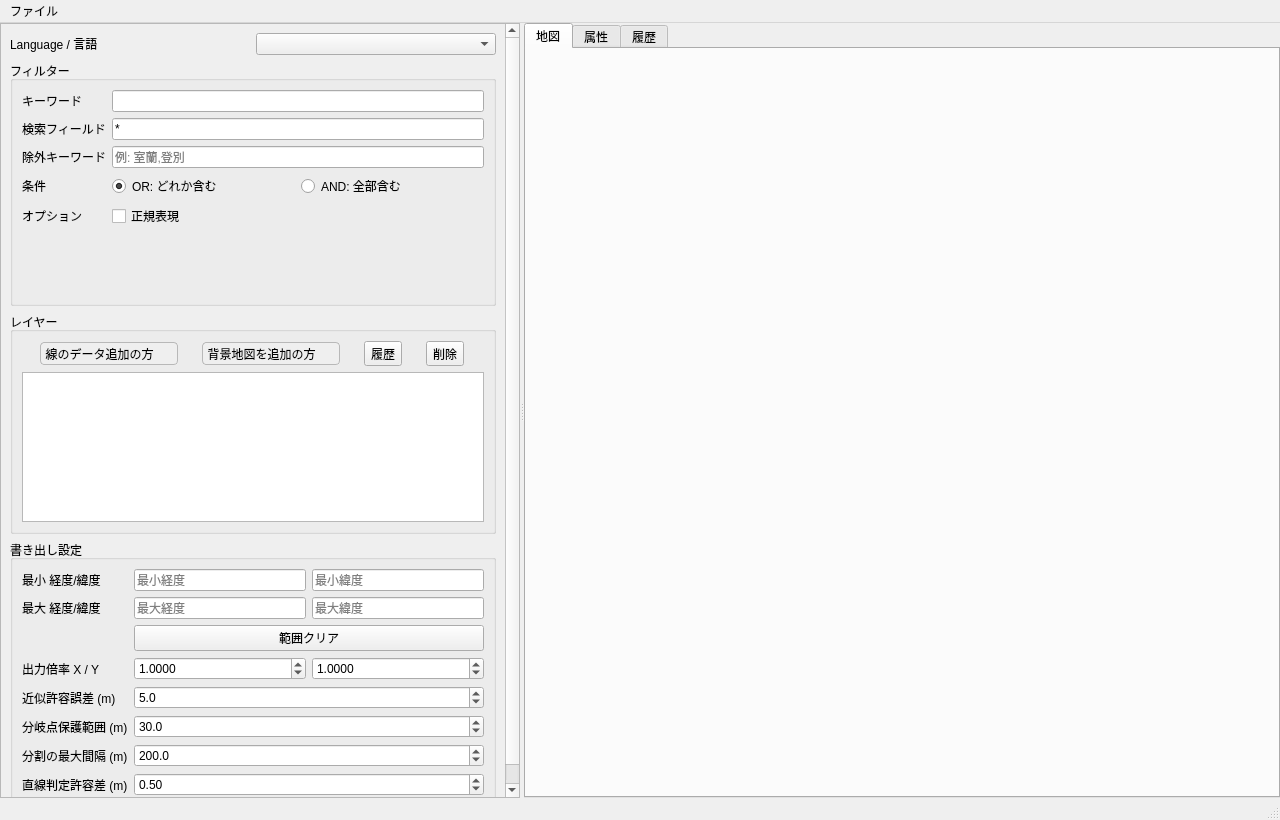
Qt form ui/main_window.ui (Ikumyon/NRClipBuilder) before a commit.
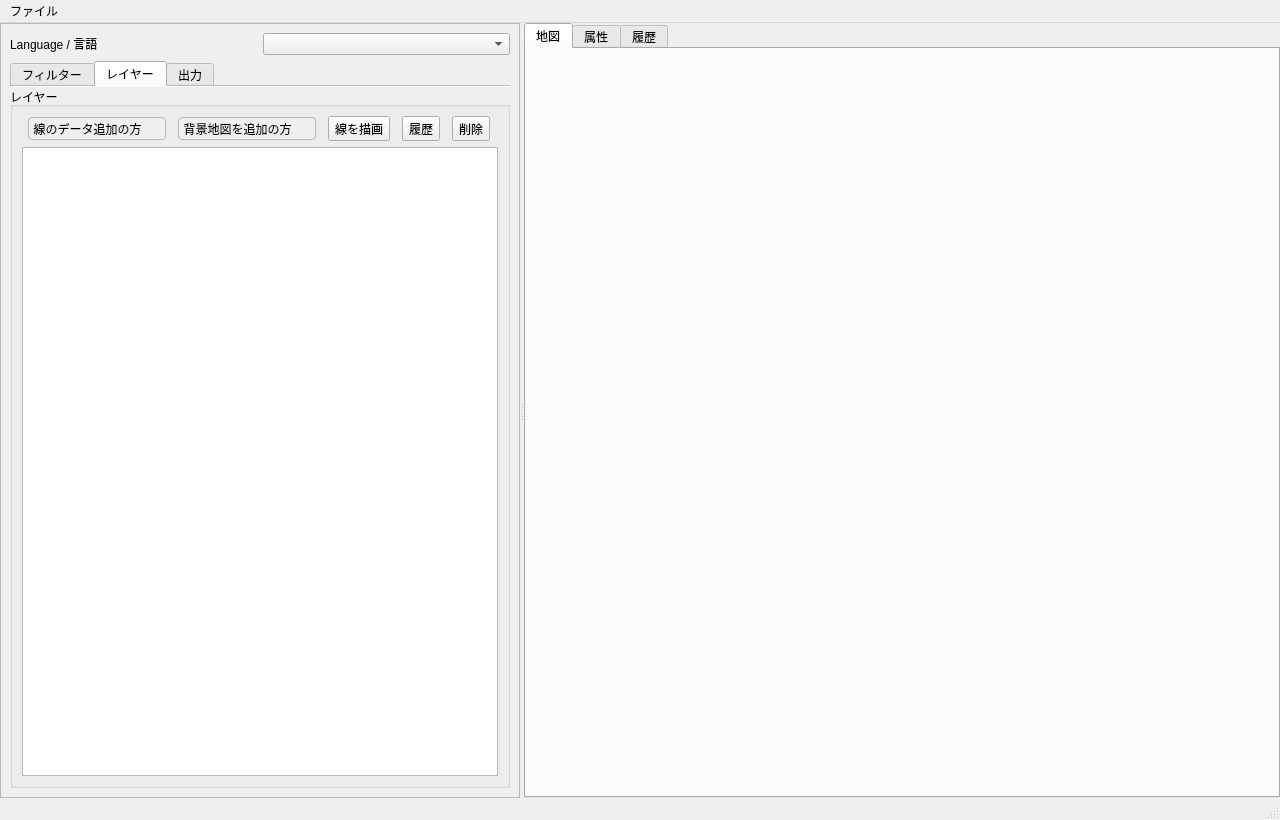
The same form after that commit. The open tabs and pages were chosen to show the change.

Commit message: 線を書く準備

The edit to the form file:
```diff
--- a/ui/main_window.ui
+++ b/ui/main_window.ui
@@ -87,7 +87,32 @@
           </widget>
          </item>
          <item>
-          <widget class="QGroupBox" name="filter_group">
+          <widget class="QTabWidget" name="left_tabs">
+           <property name="documentMode">
+            <bool>true</bool>
+           </property>
+           <property name="currentIndex">
+            <number>0</number>
+           </property>
+           <widget class="QWidget" name="left_filter_tab">
+            <attribute name="title">
+             <string>フィルター</string>
+            </attribute>
+            <layout class="QVBoxLayout" name="left_filter_layout">
+             <property name="leftMargin">
+              <number>0</number>
+             </property>
+             <property name="topMargin">
+              <number>0</number>
+             </property>
+             <property name="rightMargin">
+              <number>0</number>
+             </property>
+             <property name="bottomMargin">
+              <number>0</number>
+             </property>
+             <item>
+              <widget class="QGroupBox" name="filter_group">
            <property name="title">
             <string>フィルター</string>
            </property>
@@ -313,10 +338,29 @@
              </widget>
             </item>
            </layout>
-          </widget>
-         </item>
-         <item>
-          <widget class="QGroupBox" name="layer_group">
+              </widget>
+             </item>
+            </layout>
+           </widget>
+           <widget class="QWidget" name="left_layers_tab">
+            <attribute name="title">
+             <string>レイヤー</string>
+            </attribute>
+            <layout class="QVBoxLayout" name="left_layers_layout">
+             <property name="leftMargin">
+              <number>0</number>
+             </property>
+             <property name="topMargin">
+              <number>0</number>
+             </property>
+             <property name="rightMargin">
+              <number>0</number>
+             </property>
+             <property name="bottomMargin">
+              <number>0</number>
+             </property>
+             <item>
+              <widget class="QGroupBox" name="layer_group">
            <property name="title">
             <string>レイヤー</string>
            </property>
@@ -435,6 +479,16 @@
                 </layout>
                </widget>
               </item>
+              <item>
+               <widget class="QToolButton" name="draw_line_btn">
+                <property name="text">
+                 <string>線を描画</string>
+                </property>
+                <property name="checkable">
+                 <bool>true</bool>
+                </property>
+               </widget>
+              </item>
               <item>
                <widget class="QToolButton" name="add_history_btn">
                 <property name="text">
@@ -474,10 +528,29 @@
              </widget>
             </item>
            </layout>
-          </widget>
-         </item>
-         <item>
-          <widget class="QGroupBox" name="export_group">
+              </widget>
+             </item>
+            </layout>
+           </widget>
+           <widget class="QWidget" name="left_export_tab">
+            <attribute name="title">
+             <string>出力</string>
+            </attribute>
+            <layout class="QVBoxLayout" name="left_export_layout">
+             <property name="leftMargin">
+              <number>0</number>
+             </property>
+             <property name="topMargin">
+              <number>0</number>
+             </property>
+             <property name="rightMargin">
+              <number>0</number>
+             </property>
+             <property name="bottomMargin">
+              <number>0</number>
+             </property>
+             <item>
+              <widget class="QGroupBox" name="export_group">
            <property name="title">
             <string>書き出し設定</string>
            </property>
@@ -711,30 +784,29 @@
             <item row="7" column="0">
              <widget class="QLabel" name="label_straight_tolerance">
               <property name="text">
-               <string>直線判定許容差 (m)</string>
+               <string>Track mode</string>
               </property>
              </widget>
             </item>
             <item row="7" column="1">
-             <widget class="QDoubleSpinBox" name="straight_tolerance_spin">
-              <property name="decimals">
-               <number>2</number>
-              </property>
-              <property name="minimum">
-               <double>0.010000000000000</double>
-              </property>
-              <property name="maximum">
-               <double>20.000000000000000</double>
-              </property>
-              <property name="singleStep">
-               <double>0.050000000000000</double>
-              </property>
-              <property name="value">
-               <double>0.500000000000000</double>
-              </property>
+             <widget class="QComboBox" name="track_mode_combo">
+              <item>
+               <property name="text">
+                <string>Point</string>
+               </property>
+              </item>
+              <item>
+               <property name="text">
+                <string>Tangent</string>
+               </property>
+              </item>
              </widget>
             </item>
            </layout>
+              </widget>
+             </item>
+            </layout>
+           </widget>
           </widget>
          </item>
         </layout>
```
Left out of the diff: 2 changed lines with no effect on the pictures. The commit also changes 9 other files.
